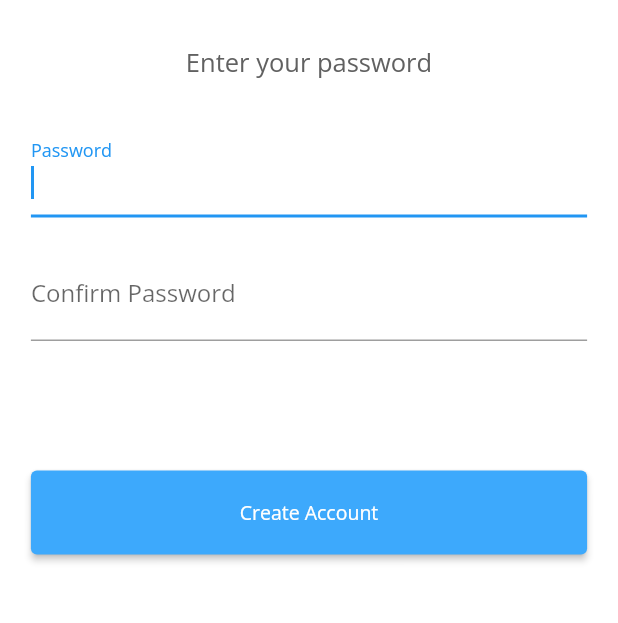
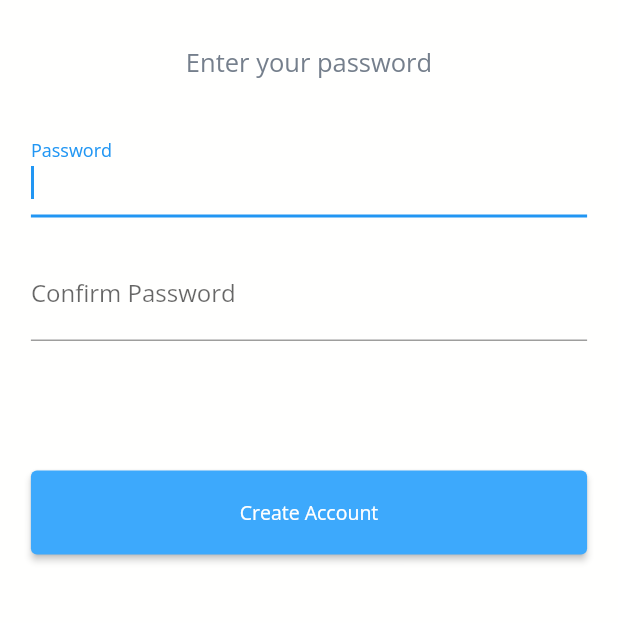
Before and after one commit to CNDvn/ParkingApp-Mobile, a Flutter app: the screen it shows after launch, on a phone screen of 412 x 824 dp, the part 255-878 px from its top. Run offline on Flutter 3.47's test engine with Material 2 defaults, Android fonts, the phone set to English and light mode, and no system bars; our stand-ins replace intro_slider; missing offline and left inert: flutter_verification_code.

Commit message:
change color

```diff
--- a/lib/main.dart
+++ b/lib/main.dart
@@ -4,6 +4,8 @@ import 'package:parkingappmobile/providers/sign_in_provider.dart';
 import 'package:parkingappmobile/providers/user_profile_provider.dart';
 import 'package:parkingappmobile/view/rootPage/root_page.dart';
 import 'package:parkingappmobile/view/sign_up/enter_password.dart';
+import 'package:parkingappmobile/view/sign_up/enter_phone_number.dart';
+import 'package:parkingappmobile/view/sign_up/enter_verification_code.dart';
 import 'package:parkingappmobile/view/userProfile/user_profile.dart';
 import 'package:provider/provider.dart';
 
@@ -37,7 +39,9 @@ class MyApp extends StatelessWidget {
         routes: {
           "/": (context) => const RootPage(),
           "/userProfile": (context) => const UserProfile(),
-          "/EnterPassword": (context) => const EnterPassword()
+          "/EnterPassword": (context) => const EnterPassword(),
+          "/EnterPhoneNumber": (context) => const EnterPhoneNumber(),
+          "/EnterVerificationCode": (context) => const EnterVerificationCode()
         },
         //home: const RootPage()
       ),
--- a/lib/view/sign_up/enter_password.dart
+++ b/lib/view/sign_up/enter_password.dart
@@ -1,4 +1,5 @@
 import 'package:flutter/material.dart';
+import 'package:parkingappmobile/configs/themes/app_color.dart';
 import 'package:parkingappmobile/providers/enter_password_provider.dart';
 import 'package:parkingappmobile/widgets/button/button.dart';
 import 'package:provider/provider.dart';
@@ -12,13 +13,14 @@ class EnterPassword extends StatelessWidget {
         Provider.of<EnterPasswordProvider>(context);
     Size size = MediaQuery.of(context).size;
     return Scaffold(
-      backgroundColor: Colors.white,
+      backgroundColor: AppColor.whiteBackground,
       body: SingleChildScrollView(
         child: Container(
           margin: const EdgeInsets.all(20),
           alignment: Alignment.bottomCenter,
+          child: SizedBox(
             child: Container(
-            color: Colors.white,
+              color: AppColor.whiteBackground,
               child: Padding(
                 padding: const EdgeInsets.fromLTRB(0, 50, 0, 50),
                 child: Column(
@@ -35,7 +37,7 @@ class EnterPassword extends StatelessWidget {
                         "Enter your password",
                         textAlign: TextAlign.center,
                         style: TextStyle(
-                          color: Colors.grey[700],
+                            color: AppColor.greyText,
                             fontSize: 17,
                             fontWeight: FontWeight.w400),
                       ),
@@ -88,6 +90,7 @@ class EnterPassword extends StatelessWidget {
             ),
           ),
         ),
+      ),
     );
   }
 }
```
Also changed, not shown: lib/view/sign_up/enter_phone_number.dart (+4 -3 lines), lib/view/sign_up/enter_verification_code.dart (+4 -3 lines). Lines whose indentation alone changed are shown as unchanged.
